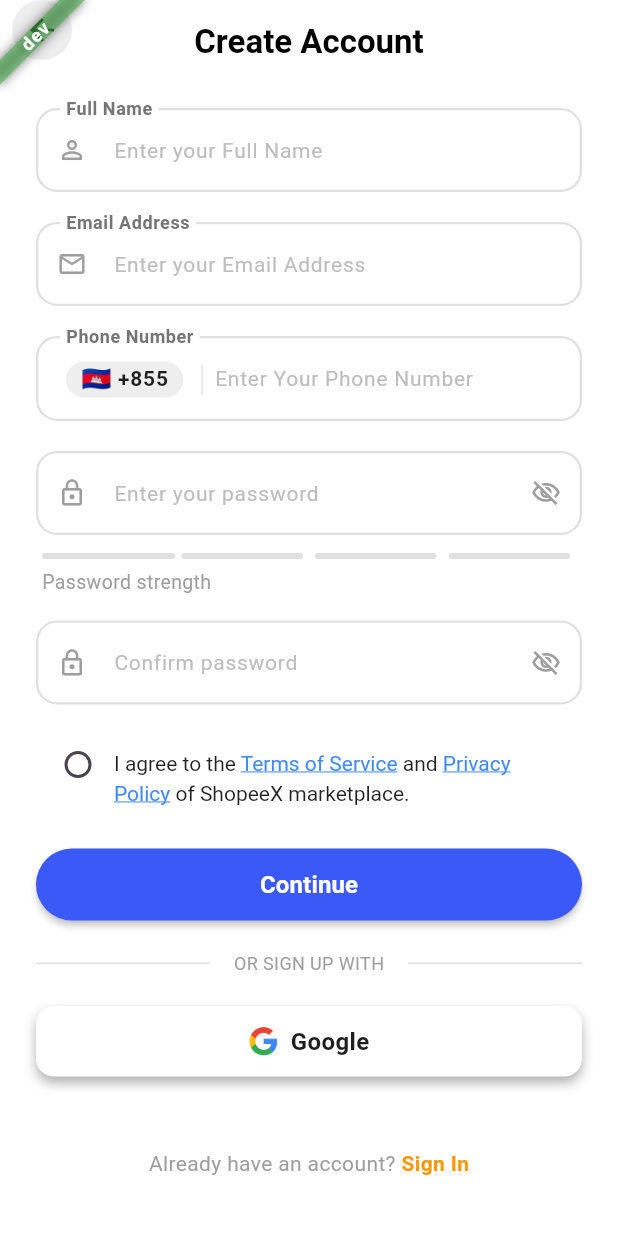
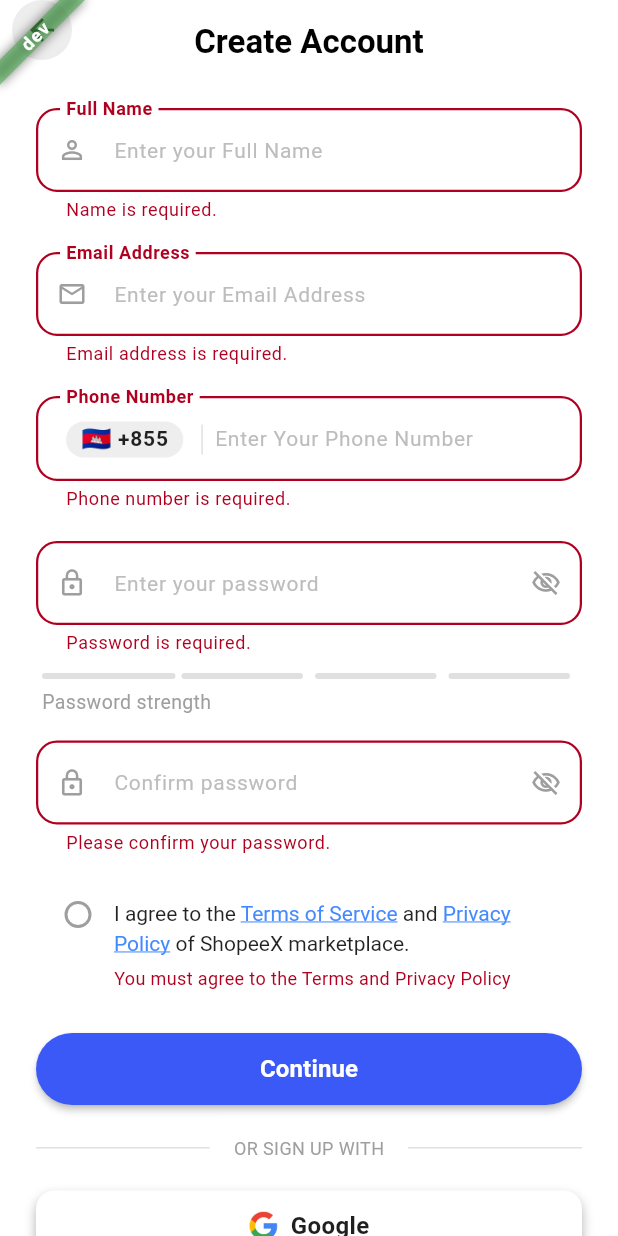
Before and after one commit to dinseanghai/shoppex, a Flutter app: the SignUpView screen opened by its route, after a tap on "Continue", on a phone screen of 412 x 824 dp. Run offline on Flutter 3.47's test engine with Material 3 defaults, Android fonts, the phone set to English and light mode, and no system bars; our stand-ins replace connectivity_plus, dio, flutter_native_splash, flutter_secure_storage, get; accounts and stored records are empty.

Commit message:
feat(auth): finish feature user signup

```diff
--- a/lib/core/utils/validators.dart
+++ b/lib/core/utils/validators.dart
@@ -4,6 +4,13 @@ mixin FormValidators { // <-- Just change 'abstract class' to 'mixin'
   String? validateRequired(String? value) {
     if (value == null || value.trim().isEmpty) {
       return 'Password is required.';
+    }
+    return null;
+  }
+
+  String? validateName(String? value) {
+    if (value == null || value.trim().isEmpty) {
+      return 'Name is required.';
     }
     return null;
   }
@@ -54,10 +61,17 @@ mixin FormValidators { // <-- Just change 'abstract class' to 'mixin'
     if (value == null || value.trim().isEmpty) {
       return 'Phone number is required.';
     }
-    final phoneRegex = RegExp(r'^\+?[0-9]{7,15}$');
-    if (!phoneRegex.hasMatch(value.trim())) {
-      return 'Please enter a valid phone number.';
+
+    // 1. Strip out the formatting spaces inserted by PhoneFormatter
+    final cleanValue = value.replaceAll(' ', '');
+
+    // 2. Validate against raw digits (8 or 9 digits based on your formatter)
+    final phoneRegex = RegExp(r'^[0-9]{8,9}$');
+
+    if (!phoneRegex.hasMatch(cleanValue)) {
+      return 'Please enter a valid 8 or 9 digit phone number.';
     }
+
     return null;
   }
 }
--- a/lib/modules/sign_in/controllers/sign_in_controller.dart
+++ b/lib/modules/sign_in/controllers/sign_in_controller.dart
@@ -1,14 +1,10 @@
-import '../../../core/errors/failures.dart';
 import '../../../core/network/api_client.dart';
-import '../../../core/network/network_info.dart';
 import '../../../core/utils/validators.dart';
 import '../../../data/local/secure_storage.dart';
 import '../../../data/models/login_model.dart';
 import '../../../routes/app_pages.dart';
 import '../../../shared/services/auth_service.dart';
 import '../../../shared/services/network_service.dart';
-import '../../../shared/widgets/snackbars.dart';
-import 'dart:async';
 import 'package:flutter/material.dart';
 import 'package:get/get.dart';
 
--- a/lib/modules/sign_up/controllers/sign_up_controller.dart
+++ b/lib/modules/sign_up/controllers/sign_up_controller.dart
@@ -1,9 +1,15 @@
-import 'package:flutter/cupertino.dart';
+import 'package:flutter/material.dart';
 import 'package:get/get.dart';
+import 'package:shoppex/data/models/register_model.dart';
+import '../../../core/network/api_client.dart';
 import '../../../core/utils/formatters.dart';
+import '../../../core/utils/validators.dart';
+import '../../../routes/app_pages.dart';
 
-class SignUpController extends GetxController {
+class SignUpController extends GetxController with FormValidators {
+  final formKey = GlobalKey<FormState>();
 
+  final _authprovider = Get.find<ApiClient>();
   final nameController = TextEditingController();
   final emailController = TextEditingController();
   final phoneController = TextEditingController();
@@ -11,6 +17,7 @@ class SignUpController extends GetxController {
   final confirmPassController = TextEditingController();
   var isNameValid = false.obs;
   var isAgreed = false.obs;
+  var isLoading = false.obs;
 
   var isPasswordObscured = true.obs;
   var passwordStrength = 0.obs;
@@ -19,24 +26,106 @@ class SignUpController extends GetxController {
   void onInit() {
     // TODO: implement onInit
     super.onInit();
-    passwordController.addListener((){
-      passwordStrength.value = CheckPasswordStrength.calculateStrength(passwordController.text);
+    passwordController.addListener(() {
+      passwordStrength.value = CheckPasswordStrength.calculateStrength(
+        passwordController.text,
+      );
     });
-    nameController.addListener((){
-      if(nameController.text.isNotEmpty) {
-        isNameValid.value =true;
+    nameController.addListener(() {
+      if (nameController.text.isNotEmpty) {
+        isNameValid.value = true;
       } else {
         isNameValid.value = false;
       }
     });
 
-    emailController.addListener((){
-      if(emailController.text.isNotEmpty) {
-        isNameValid.value =true;
+    emailController.addListener(() {
+      if (emailController.text.isNotEmpty) {
+        isNameValid.value = true;
       } else {
         isNameValid.value = false;
       }
     });
+  }
+
+  void handleSignUp(FormState? formState) {
+    if (formState != null && formState.validate()) {
+      final req = RegisterReq(
+        name: nameController.text,
+        email: emailController.text.trim(),
+        phone: phoneController.text,
+        password: passwordController.text,
+        passwordConfirmation: confirmPassController.text,
+      );
+      register(req);
+    }
+  }
+
+  void register(RegisterReq req) async {
+    if (isLoading.value) return;
+    isLoading.value = true;
+
+    try {
+      final response = await _authprovider.register(req);
+
+      if (response.statusCode == 200 || response.statusCode == 201) {
+        // 1. Show the success snackbar (default duration is ~3 seconds)
+        Get.dialog(
+          AlertDialog(
+            backgroundColor: const Color(0xFFE8F5E9), // Light pleasant green background
+            shape: RoundedRectangleBorder(
+              borderRadius: BorderRadius.circular(28.0), // Matching your rounded corner style
+            ),
+            contentPadding: const EdgeInsets.symmetric(horizontal: 24, vertical: 28),
+            content: Column(
+              mainAxisSize: MainAxisSize.min, // Keeps the dialog tightly fit in the middle
+              children: [
+                // Optional: You can add a success icon here if you want
+                Text(
+                  "Success",
+                  textAlign: TextAlign.center,
+                  style: TextStyle(
+                    fontSize: 22,
+                    fontWeight: FontWeight.w500,
+                    color: Colors.green.shade900,
+                  ),
+                ),
+                const SizedBox(height: 12),
+                Text(
+                  "Account Created successfully!",
+                  textAlign: TextAlign.center,
+                  style: TextStyle(
+                    fontSize: 14,
+                    fontWeight: FontWeight.w400,
+                    color: Colors.green.shade800,
+                  ),
+                ),
+              ],
+            ),
+          ),
+          barrierDismissible: false, // Prevents user from dismissing it manually during the 3-second delay
+        );
+
+        // 2. Wait for 3 seconds so the user can actually see the snackbar
+        await Future.delayed(const Duration(seconds: 3));
+
+        // 3. Route to the OTP Verification screen
+        // Replace Routes.OTP with your actual OTP route name
+        //Get.offAllNamed(Routes.OTP);
+
+      } else {
+        // Fixed: Move the throw inside an 'else' block so it doesn't interrupt success
+        throw Exception(response.data['message'] ?? 'An unknown error occurred');
+      }
+    } catch (e) {
+      // Fixed: Changed title from "Register Success" to "Registration Failed"
+      Get.defaultDialog(
+        title: "Registration Failed",
+        middleText: e.toString().replaceFirst("Exception: ", ""),
+      );
+    } finally {
+      isLoading.value = false;
+    }
   }
 
   void togglePasswordVisibility() {
@@ -54,6 +143,7 @@ class SignUpController extends GetxController {
     emailController.dispose();
     phoneController.dispose();
     passwordController.dispose();
+    confirmPassController.dispose();
     super.onClose();
   }
 }
--- a/lib/modules/sign_up/views/sign_up_view.dart
+++ b/lib/modules/sign_up/views/sign_up_view.dart
@@ -16,7 +16,7 @@ class SignUpView extends GetView<SignUpController> {
   const SignUpView({super.key});
   @override
   Widget build(BuildContext context) {
-    final formKey = GlobalKey<FormState>();
+    //final formKey = GlobalKey<FormState>();
     return Scaffold(
       backgroundColor: AppColors.background,
       appBar: AppBar(
@@ -42,7 +42,7 @@ class SignUpView extends GetView<SignUpController> {
           child: Padding(
             padding: const EdgeInsets.symmetric(horizontal: 24, vertical: 16),
             child: Form(
-              key: formKey,
+              key: controller.formKey,
               child: Column(
                 children: [
                   CustomFormField(
@@ -52,6 +52,7 @@ class SignUpView extends GetView<SignUpController> {
                     label: 'Full Name',
                     hint: 'Enter your Full Name',
                     showCheckmarkOnInput: true,
+                    validator: controller.validateName,
                   ),
                   AppSizes.gapH20,
                   CustomFormField(
@@ -61,6 +62,7 @@ class SignUpView extends GetView<SignUpController> {
                     label: 'Email Address',
                     hint: 'Enter your Email Address',
                     showCheckmarkOnInput: true,
+                    validator: controller.validateEmail,
                   ),
                   AppSizes.gapH20,
                   CustomFormField(
@@ -68,6 +70,7 @@ class SignUpView extends GetView<SignUpController> {
                     keyboardType: TextInputType.phone,
                     label: 'Phone Number',
                     hint: 'Enter Your Phone Number',
+                    validator: controller.validatePhone,
                     inputFormatters: [
                       FilteringTextInputFormatter.digitsOnly,
                       PhoneFormatter(), // Custom formatter from earlier response
@@ -119,6 +122,7 @@ class SignUpView extends GetView<SignUpController> {
                       isPassword: controller.isPasswordObscured.value,
                       keyboardType: TextInputType.visiblePassword,
                       controller: controller.passwordController,
+                      validator: controller.validatePassword,
                       suffixIcon: IconButton(
                         icon: Icon(
                           controller.isPasswordObscured.value
@@ -143,6 +147,10 @@ class SignUpView extends GetView<SignUpController> {
                       isPassword: controller.isPasswordObscured.value,
                       keyboardType: TextInputType.visiblePassword,
                       controller: controller.confirmPassController,
+                      validator: (val) => controller.validateConfirmPassword(
+                        val,
+                        controller.passwordController.text,
+                      ),
                       suffixIcon: IconButton(
                         icon: Icon(
                           controller.isPasswordObscured.value
@@ -154,41 +162,60 @@ class SignUpView extends GetView<SignUpController> {
                     ),
                   ),
                   AppSizes.gapH20,
-                  Padding(
-                    padding: const EdgeInsets.symmetric(horizontal: 16.0, vertical: 8.0),
-                    child: Row(
-                      crossAxisAlignment: CrossAxisAlignment.start, // Aligns checkbox with the top line of text
+                  // Replace your old terms agreement padding block with this:
+                  FormField<bool>(
+                    initialValue: controller.isAgreed.value,
+                    validator: (value) {
+                      if (controller.isAgreed.value == false) {
+                        return 'You must agree to the Terms and Privacy Policy';
+                      }
+                      return null;
+                    },
+                    builder: (FormFieldState<bool> state) {
+                      return Padding(
+                        padding: const EdgeInsets.symmetric(
+                          horizontal: 16.0,
+                          vertical: 8.0,
+                        ),
+                        child: Column(
+                          crossAxisAlignment: CrossAxisAlignment.start,
                           children: [
-                        // 1. Reactive Checkbox
+                            Row(
+                              crossAxisAlignment: CrossAxisAlignment.start,
+                              children: [
+                                // Reactive Checkbox
                                 Obx(
                                       () => SizedBox(
                                     height: 24,
                                     width: 24,
                                     child: Checkbox(
                                       value: controller.isAgreed.value,
-                              onChanged: controller.toggleAgreement,
-                              activeColor: Colors.blueAccent, // Matches the blue in your image
+                                      onChanged: (bool? checked) {
+                                        controller.toggleAgreement(checked);
+                                        // This updates the FormField status in real-time
+                                        state.didChange(checked);
+                                      },
+                                      // Changes border color to red if there is a validation error
+                                      side: const BorderSide(color: Colors.grey, width: 2),
+                                      activeColor: Colors.blueAccent,
                                       shape: RoundedRectangleBorder(
-                                borderRadius: BorderRadius.circular(20), // Slightly rounded corners
+                                        borderRadius: BorderRadius.circular(20), // 4 matches your rounded style
                                       ),
                                     ),
                                   ),
                                 ),
-                        const SizedBox(width: 12), // Space between checkbox and text
-
-                        // 2. Rich Text with Clickable Links
+                                const SizedBox(width: 12),
+                                // Rich Text with Clickable Links
                                 Expanded(
                                   child: RichText(
                                     text: TextSpan(
                                       style: const TextStyle(
                                         fontSize: 14,
-                                color: Colors.black87, // Main text color
-                                height: 1.4,          // Line spacing matching the image
+                                        color: Colors.black87,
+                                        height: 1.4,
                                       ),
                                       children: [
                                         const TextSpan(text: "I agree to the "),
-
-                                // Terms of Service Link
                                         TextSpan(
                                           text: "Terms of Service",
                                           style: const TextStyle(
@@ -197,14 +224,10 @@ class SignUpView extends GetView<SignUpController> {
                                           ),
                                           recognizer: TapGestureRecognizer()
                                             ..onTap = () {
-                                      // Handle Terms of Service click
                                               print("Navigate to Terms of Service");
                                             },
                                         ),
-
                                         const TextSpan(text: " and "),
-
-                                // Privacy Policy Link
                                         TextSpan(
                                           text: "Privacy Policy",
                                           style: const TextStyle(
@@ -213,11 +236,9 @@ class SignUpView extends GetView<SignUpController> {
                                           ),
                                           recognizer: TapGestureRecognizer()
                                             ..onTap = () {
-                                      // Handle Privacy Policy click
                                               print("Navigate to Privacy Policy");
                                             },
                                         ),
-
                                         const TextSpan(text: " of ShopeeX marketplace."),
                                       ],
                                     ),
@@ -225,13 +246,36 @@ class SignUpView extends GetView<SignUpController> {
                                 ),
                               ],
                             ),
+
+                            // 3. The Red Error Text Alert
+                            if (state.hasError)
+                              Padding(
+                                padding: const EdgeInsets.only(left: 36.0, top: 6.0), // Aligns nicely underneath the text
+                                child: Text(
+                                  state.errorText ?? '',
+                                  style: const TextStyle(
+                                    color: Color(0xFFB00020),
+                                    fontSize: 12,
+                                  ),
+                                ),
+                              ),
+                          ],
+                        ),
+                      );
+                    },
                   ),
                   AppSizes.gapH20,
-                  CustomButton(
+                  Obx(
+                        () => CustomButton(
                       buttontype: ButtonType.elevated,
                       text: 'Continue',
                       isBold: true,
-                      onPressed: (){}),
+                      isLoading: controller.isLoading.value, // Now this will update reactively!
+                      onPressed: controller.isLoading.value
+                          ? () {} // Do nothing while loading
+                          : () => controller.handleSignUp(controller.formKey.currentState),
+                    ),
+                  ),
                   AppSizes.gapH20,
                   const Row(
                     children: [
@@ -258,7 +302,9 @@ class SignUpView extends GetView<SignUpController> {
                       ),
                       GestureDetector(
                         onTap: () {
-                          Get.offNamed(Routes.SIGNIN); //  This replaces the screen and kills the duplicate key
+                          Get.offNamed(
+                            Routes.SIGNIN,
+                          ); //  This replaces the screen and kills the duplicate key
                         },
                         child: const Text(
                           'Sign In',
--- a/lib/shared/services/network_overlay.dart
+++ b/lib/shared/services/network_overlay.dart
@@ -46,7 +46,7 @@ class NetworkOverlay extends StatelessWidget {
                       child: BackdropFilter(
                         filter: ImageFilter.blur(sigmaX: 6.0, sigmaY: 6.0),
                         child: Container(
-                          color: const Color(0xFF0D1B2A).withOpacity(0.3), // Dark blue/gray tint
+                          color: const Color(0xFF0D1B2A).withOpacity(0.4), // Dark blue/gray tint
                         ),
                       ),
                     ),
@@ -63,7 +63,7 @@ class NetworkOverlay extends StatelessWidget {
                               width: double.infinity,
                               padding: const EdgeInsets.symmetric(horizontal: 24, vertical: 32),
                               decoration: BoxDecoration(
-                                color: const Color(0xFF146BCA).withOpacity(0.3), // Premium sapphire blue frost blend
+                                color: const Color(0xFF146BCA).withOpacity(0.2), // Premium sapphire blue frost blend
                                 borderRadius: BorderRadius.circular(24),
                                 border: Border.all(
                                   color: Colors.white.withOpacity(0.15), // Crisp highlight edge border
@@ -113,7 +113,7 @@ class NetworkOverlay extends StatelessWidget {
                                     textAlign: TextAlign.center,
                                     style: TextStyle(
                                       color: Colors.white,
-                                      fontSize: 15,
+                                      fontSize: 13,
                                       fontWeight: FontWeight.w400,
                                       height: 1.4,
                                       decoration: TextDecoration.none,
--- a/lib/shared/widgets/snackbars.dart
+++ b/lib/shared/widgets/snackbars.dart
@@ -5,24 +5,33 @@ import '../../core/constants/app_string.dart';
 
 class Snackbars {
   static void closeAll() {
+    // A much safer way to close active snackbars/overlays in GetX
+    // without triggering the uninitialized late variable error.
     if (Get.isSnackbarOpen) {
+      try {
+        Get.back(); // Safely pops the top overlay layer if it's a snackbar/dialog
+      } catch (e) {
+        // Fallback catch-all to prevent crashes if GetX state is desynced
         Get.closeCurrentSnackbar();
+      }
     }
   }
 
   static void showSuccess() {
     closeAll();
+
+    WidgetsBinding.instance.addPostFrameCallback((_) {
       Get.rawSnackbar(
         title: AppStrings.backOnlineTitle,
         message: AppStrings.backOnlineMsg,
         backgroundColor: Colors.green,
         snackPosition: SnackPosition.TOP,
         overlayBlur: 0,
-      // FIXED: Set to 0 so it slides down cleanly like ABA without jarring screen blurs
         duration: const Duration(seconds: 3),
         icon: const Icon(Icons.wifi, color: Colors.white),
         margin: const EdgeInsets.all(10),
         borderRadius: 15,
       );
+    });
   }
 }
```
Also changed, not shown: lib/core/network/api_client.dart (+7 -3 lines), lib/shared/services/network_service.dart (+15 -2 lines). Lines whose indentation alone changed are shown as unchanged.
